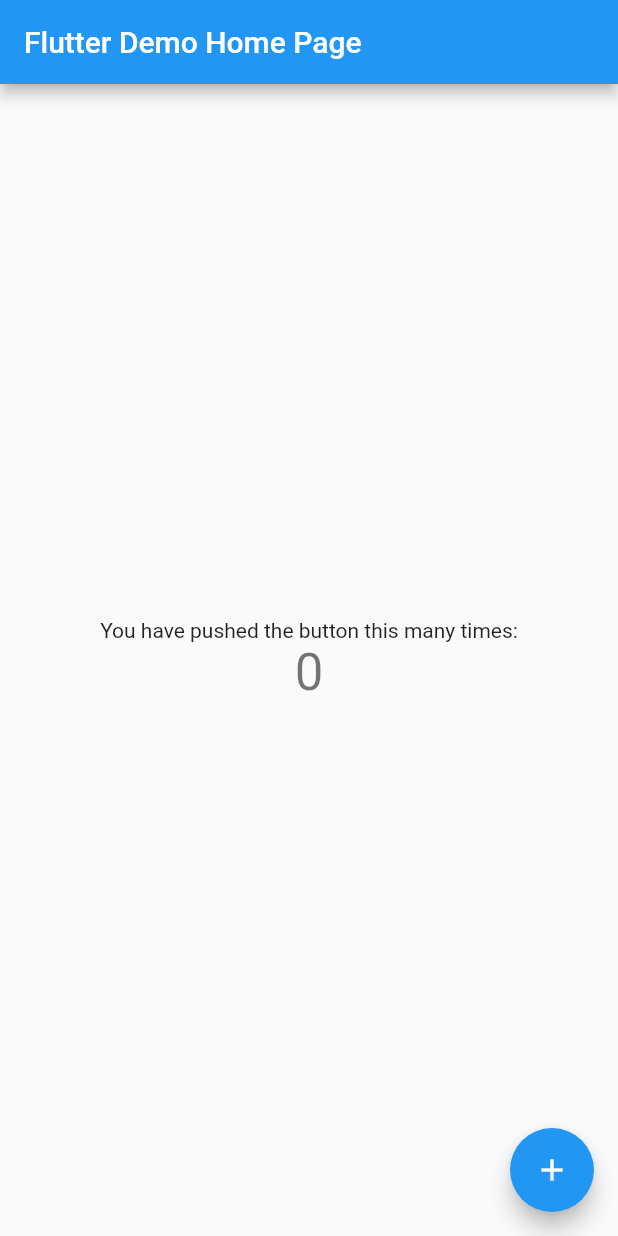
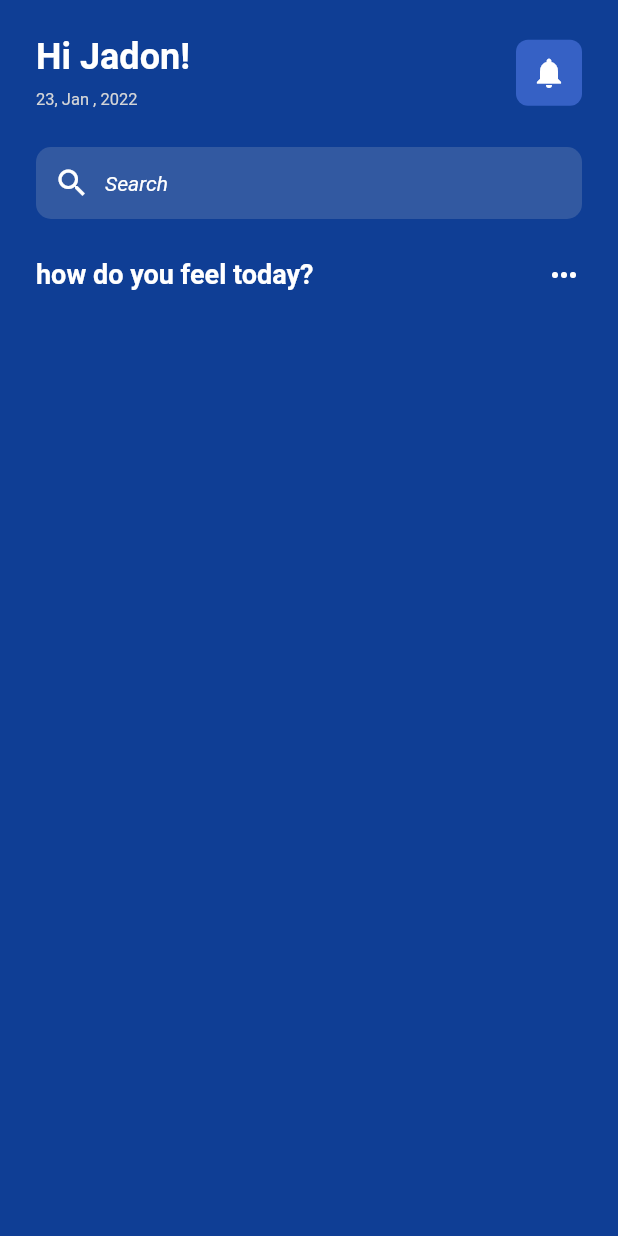
Before and after one commit to jadon6uwizeye/mental-health-app, a Flutter app: the screen it shows after launch, on a phone screen of 412 x 824 dp. Run offline on Flutter 3.47's test engine with Material 2 defaults, Android fonts, the phone set to English and light mode, and no system bars.

Commit message:
upper home page

```diff
--- a/mentalhealthapp/lib/main.dart
+++ b/mentalhealthapp/lib/main.dart
@@ -1,4 +1,5 @@
 import 'package:flutter/material.dart';
+import 'package:mentalhealthapp/pages/home_page.dart';
 
 void main() {
   runApp(const MyApp());
@@ -7,109 +8,11 @@ void main() {
 class MyApp extends StatelessWidget {
   const MyApp({Key? key}) : super(key: key);
 
-  // This widget is the root of your application.
   @override
   Widget build(BuildContext context) {
-    return MaterialApp(
-      title: 'Flutter Demo',
-      theme: ThemeData(
-        // This is the theme of your application.
-        //
-        // Try running your application with "flutter run". You'll see the
-        // application has a blue toolbar. Then, without quitting the app, try
-        // changing the primarySwatch below to Colors.green and then invoke
-        // "hot reload" (press "r" in the console where you ran "flutter run",
-        // or simply save your changes to "hot reload" in a Flutter IDE).
-        // Notice that the counter didn't reset back to zero; the application
-        // is not restarted.
-        primarySwatch: Colors.blue,
-      ),
-      home: const MyHomePage(title: 'Flutter Demo Home Page'),
+    return const MaterialApp(
+      debugShowCheckedModeBanner: false,
+      home: HomePage(),
     );
   }
 }
-
-class MyHomePage extends StatefulWidget {
-  const MyHomePage({Key? key, required this.title}) : super(key: key);
-
-  // This widget is the home page of your application. It is stateful, meaning
-  // that it has a State object (defined below) that contains fields that affect
-  // how it looks.
-
-  // This class is the configuration for the state. It holds the values (in this
-  // case the title) provided by the parent (in this case the App widget) and
-  // used by the build method of the State. Fields in a Widget subclass are
-  // always marked "final".
-
-  final String title;
-
-  @override
-  State<MyHomePage> createState() => _MyHomePageState();
-}
-
-class _MyHomePageState extends State<MyHomePage> {
-  int _counter = 0;
-
-  void _incrementCounter() {
-    setState(() {
-      // This call to setState tells the Flutter framework that something has
-      // changed in this State, which causes it to rerun the build method below
-      // so that the display can reflect the updated values. If we changed
-      // _counter without calling setState(), then the build method would not be
-      // called again, and so nothing would appear to happen.
-      _counter++;
-    });
-  }
-
-  @override
-  Widget build(BuildContext context) {
-    // This method is rerun every time setState is called, for instance as done
-    // by the _incrementCounter method above.
-    //
-    // The Flutter framework has been optimized to make rerunning build methods
-    // fast, so that you can just rebuild anything that needs updating rather
-    // than having to individually change instances of widgets.
-    return Scaffold(
-      appBar: AppBar(
-        // Here we take the value from the MyHomePage object that was created by
-        // the App.build method, and use it to set our appbar title.
-        title: Text(widget.title),
-      ),
-      body: Center(
-        // Center is a layout widget. It takes a single child and positions it
-        // in the middle of the parent.
-        child: Column(
-          // Column is also a layout widget. It takes a list of children and
-          // arranges them vertically. By default, it sizes itself to fit its
-          // children horizontally, and tries to be as tall as its parent.
-          //
-          // Invoke "debug painting" (press "p" in the console, choose the
-          // "Toggle Debug Paint" action from the Flutter Inspector in Android
-          // Studio, or the "Toggle Debug Paint" command in Visual Studio Code)
-          // to see the wireframe for each widget.
-          //
-          // Column has various properties to control how it sizes itself and
-          // how it positions its children. Here we use mainAxisAlignment to
-          // center the children vertically; the main axis here is the vertical
-          // axis because Columns are vertical (the cross axis would be
-          // horizontal).
-          mainAxisAlignment: MainAxisAlignment.center,
-          children: <Widget>[
-            const Text(
-              'You have pushed the button this many times:',
-            ),
-            Text(
-              '$_counter',
-              style: Theme.of(context).textTheme.headline4,
-            ),
-          ],
-        ),
-      ),
-      floatingActionButton: FloatingActionButton(
-        onPressed: _incrementCounter,
-        tooltip: 'Increment',
-        child: const Icon(Icons.add),
-      ), // This trailing comma makes auto-formatting nicer for build methods.
-    );
-  }
-}
--- /dev/null
+++ b/mentalhealthapp/lib/pages/home_page.dart
@@ -0,0 +1,110 @@
+// ignore_for_file: prefer_const_constructors
+
+import 'package:flutter/material.dart';
+
+void main() {
+  runApp(const HomePage());
+}
+
+class HomePage extends StatefulWidget {
+  const HomePage({Key? key}) : super(key: key);
+
+  @override
+  State<HomePage> createState() => _HomePageState();
+}
+
+class _HomePageState extends State<HomePage> {
+  @override
+  Widget build(BuildContext context) {
+    return Scaffold(
+      backgroundColor: const Color.fromARGB(255, 15, 62, 149),
+      body: SafeArea(
+        child: Padding(
+          padding: const EdgeInsets.all(24.0),
+          child: Column(
+            children: [
+              Row(
+                mainAxisAlignment: MainAxisAlignment.spaceBetween,
+                // ignore: prefer_const_literals_to_create_immutables
+                children: [
+                  //hi Jadon
+                  Column(
+                    crossAxisAlignment: CrossAxisAlignment.start,
+                    // ignore: prefer_const_literals_to_create_immutables
+                    children: [
+                      const Text(
+                        'Hi Jadon!',
+                        style: TextStyle(
+                          fontSize: 24,
+                          fontWeight: FontWeight.bold,
+                          color: Colors.white,
+                        ),
+                      ),
+                      const SizedBox(height: 8),
+                      const Text(
+                        '23, Jan , 2022',
+                        style: TextStyle(
+                          fontSize: 11,
+                          color: Color.fromARGB(255, 212, 213, 215),
+                        ),
+                      ),
+                    ],
+                  ),
+
+                  //Notification
+                  Container(
+                      decoration: BoxDecoration(
+                        color: const Color.fromARGB(255, 54, 97, 197),
+                        borderRadius: BorderRadius.circular(8),
+                      ),
+                      padding: const EdgeInsets.all(10),
+                      child:
+                          const Icon(Icons.notifications, color: Colors.white)),
+                ],
+              ),
+              const SizedBox(height: 25),
+
+              //search row
+              Container(
+                padding: EdgeInsets.all(12),
+                decoration: BoxDecoration(
+                  color: Color.fromARGB(255, 50, 89, 161),
+                  borderRadius: BorderRadius.circular(10),
+                ),
+                child: Row(
+                    // ignore: prefer_const_literals_to_create_immutables
+                    children: [
+                      Icon(Icons.search, color: Colors.white),
+                      const SizedBox(width: 10),
+                      Text('Search',
+                          style: TextStyle(
+                              color: Colors.white,
+                              fontStyle: FontStyle.italic)),
+                    ]),
+              ),
+
+              const SizedBox(height: 25),
+
+              Row(
+                mainAxisAlignment: MainAxisAlignment.spaceBetween,
+
+                // ignore: prefer_const_literals_to_create_immutables
+                children: [
+                  Text(
+                    'how do you feel today?',
+                    style: TextStyle(
+                      fontSize: 18,
+                      fontWeight: FontWeight.bold,
+                      color: Colors.white,
+                    ),
+                  ),
+                  Icon(Icons.more_horiz, color: Colors.white),
+                ],
+              ),
+            ],
+          ),
+        ),
+      ),
+    );
+  }
+}
```
Also changed, not shown: 43 other files.
